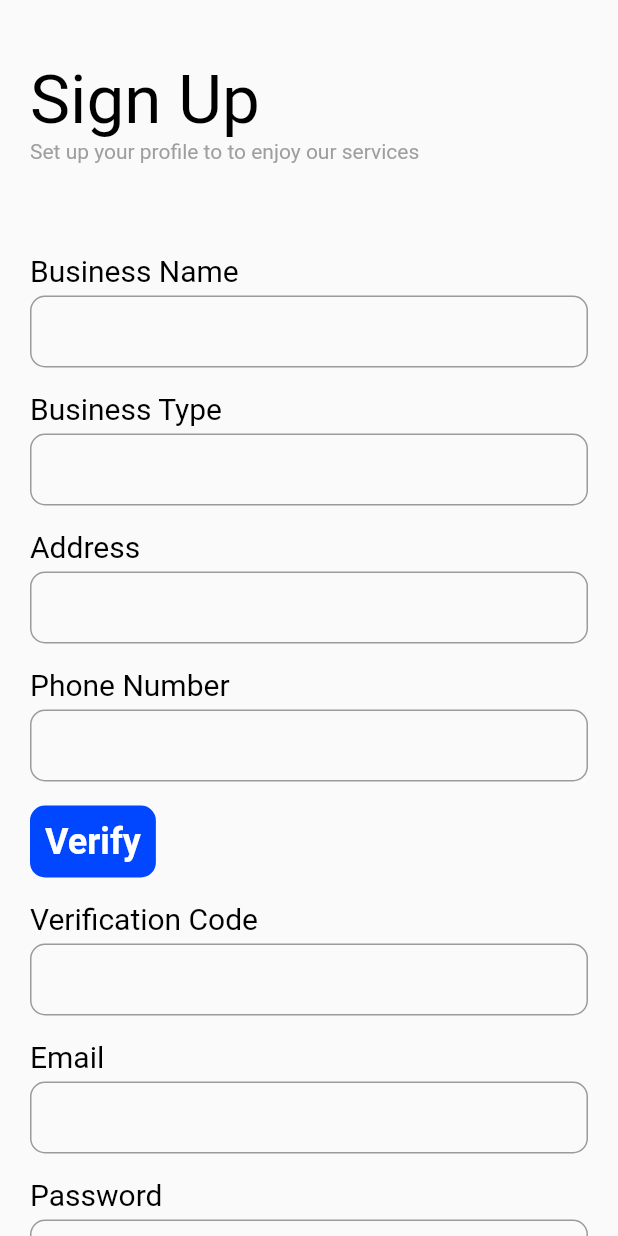
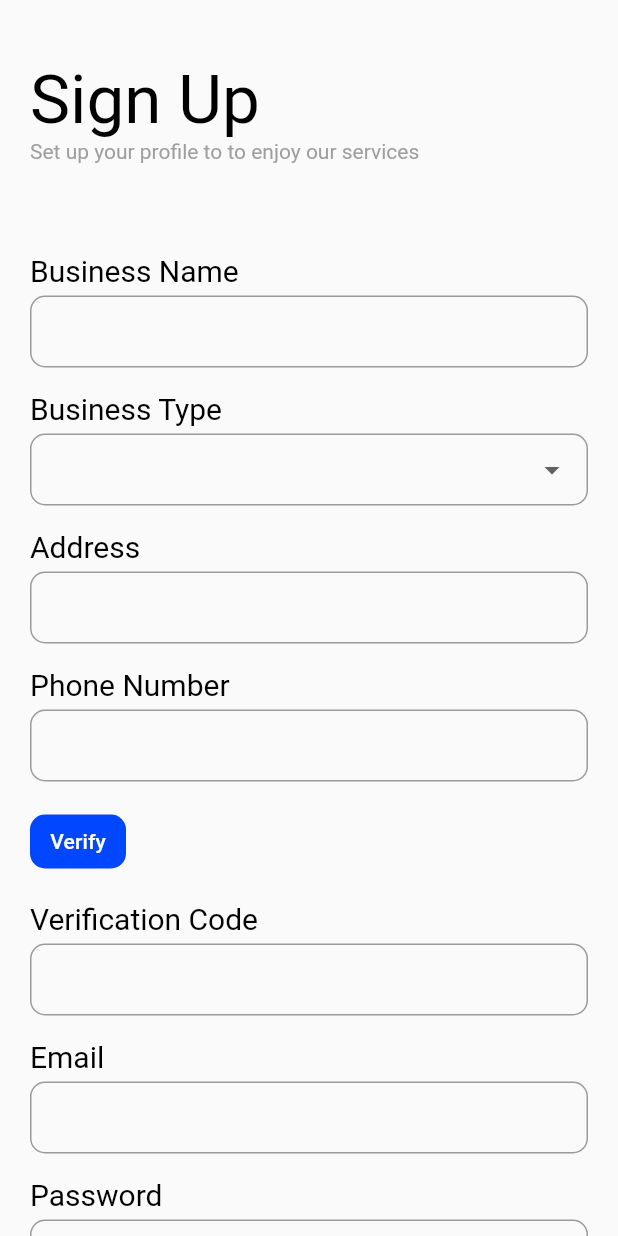
Before and after one commit to Mriganka813/BharatPOS-app, a Flutter app: the SignUpPage screen opened by its route, on a phone screen of 412 x 824 dp. Run offline on Flutter 3.47's test engine with Material 2 defaults, Android fonts, the phone set to English and light mode, and no system bars; our stand-ins replace dio, flutter_secure_storage; accounts and stored records are empty; generated files the repository leaves out were written again.

Commit message:
update: target sdk version

```diff
--- a/lib/src/app.dart
+++ b/lib/src/app.dart
@@ -61,8 +61,8 @@ class MyApp extends StatelessWidget {
           // preferred ThemeMode (light, dark, or system default) from the
           // SettingsController to display the correct theme.
           theme: ThemeData(),
-          darkTheme: ThemeData.dark(),
-          themeMode: settingsController.themeMode,
+          // darkTheme: ThemeData.dark(),
+          // themeMode: settingsController.themeMode,
 
           ///
           home: const SplashScreen(),
--- a/lib/src/pages/sign_up.dart
+++ b/lib/src/pages/sign_up.dart
@@ -1,6 +1,7 @@
 import 'package:flutter/material.dart';
 import 'package:magicstep/src/config/colors.dart';
 import 'package:magicstep/src/widgets/custom_button.dart';
+import 'package:magicstep/src/widgets/custom_drop_down.dart';
 import 'package:magicstep/src/widgets/custom_text_field.dart';
 
 class SignUpPage extends StatefulWidget {
@@ -53,11 +54,20 @@ class _SignUpPageState extends State<SignUpPage> {
                   },
                 ),
                 const Divider(color: Colors.transparent),
-                CustomTextField(
-                  label: "Business Type",
-                  onSave: (e) {
-                    _signUpInput.businessType = '';
+                Text(
+                  'Business Type',
+                  style: Theme.of(context).textTheme.headline6?.copyWith(
+                        color: Colors.black,
+                        fontWeight: FontWeight.normal,
+                      ),
+                ),
+                const SizedBox(height: 5),
+                CustomDropDownField(
+                  items: const ["Food", "Grocery", "Medical", "Fashion"],
+                  onSelected: (e) {
+                    _signUpInput.businessType = e;
                   },
+                  hintText: '',
                 ),
                 const Divider(color: Colors.transparent),
                 CustomTextField(
@@ -79,6 +89,10 @@ class _SignUpPageState extends State<SignUpPage> {
                   child: CustomButton(
                     title: "Verify",
                     onTap: () {},
+                    style: Theme.of(context)
+                        .textTheme
+                        .titleSmall
+                        ?.copyWith(color: Colors.white),
                   ),
                 ),
                 const Divider(color: Colors.transparent),
@@ -140,6 +154,15 @@ class _SignUpPageState extends State<SignUpPage> {
                   onSave: (e) {
                     _signUpInput.confirmPassword = e;
                   },
+                  validator: (e) {
+                    if (e == null || e.isEmpty) {
+                      return "Please confirm password";
+                    }
+                    if (_signUpInput.password != e) {
+                      return "Passwords do not match";
+                    }
+                    return null;
+                  },
                 ),
                 const Divider(color: Colors.transparent),
                 const SizedBox(height: 5),
--- a/lib/src/widgets/custom_button.dart
+++ b/lib/src/widgets/custom_button.dart
@@ -5,10 +5,12 @@ class CustomButton extends StatelessWidget {
   final String title;
   final VoidCallback onTap;
   final EdgeInsets padding;
+  final TextStyle? style;
   const CustomButton(
       {Key? key,
       required this.title,
       required this.onTap,
+      this.style,
       this.padding = const EdgeInsets.all(10)})
       : super(key: key);
 
@@ -27,10 +29,11 @@ class CustomButton extends StatelessWidget {
       },
       child: Text(
         title,
-        style: Theme.of(context).textTheme.headline5?.copyWith(
-              color: Colors.white,
-              fontWeight: FontWeight.bold,
-            ),
+        style: style ??
+            Theme.of(context).textTheme.headline5?.copyWith(
+                  color: Colors.white,
+                  fontWeight: FontWeight.bold,
+                ),
       ),
     );
   }
--- /dev/null
+++ b/lib/src/widgets/custom_drop_down.dart
@@ -0,0 +1,58 @@
+import 'package:flutter/material.dart';
+
+class CustomDropDownField extends StatefulWidget {
+  final List<String> items;
+  final String? hintText;
+  final Function(String) onSelected;
+  const CustomDropDownField({
+    Key? key,
+    required this.items,
+    required this.onSelected,
+    required this.hintText,
+  }) : super(key: key);
+
+  @override
+  State<CustomDropDownField> createState() => _CustomDropDownFieldState();
+}
+
+class _CustomDropDownFieldState extends State<CustomDropDownField> {
+  String? _selected;
+
+  @override
+  Widget build(BuildContext context) {
+    return DropdownButtonFormField<String>(
+      items: widget.items.map(
+        (e) {
+          return DropdownMenuItem(
+            value: e,
+            child: Text(e),
+          );
+        },
+      ).toList(),
+      onChanged: (e) {
+        // do other stuff with _category
+        if (e == null) {
+          return;
+        }
+        _selected = e;
+      },
+      validator: (e) {
+        if (e == null || e.isEmpty) {
+          return 'Please select a Business Type';
+        }
+        return null;
+      },
+      value: _selected,
+      decoration: InputDecoration(
+        contentPadding: const EdgeInsets.symmetric(
+          vertical: 2,
+          horizontal: 10,
+        ),
+        border: OutlineInputBorder(
+          borderRadius: BorderRadius.circular(10),
+        ),
+        hintText: widget.hintText,
+      ),
+    );
+  }
+}
```
Also changed, not shown: 1 other file.
